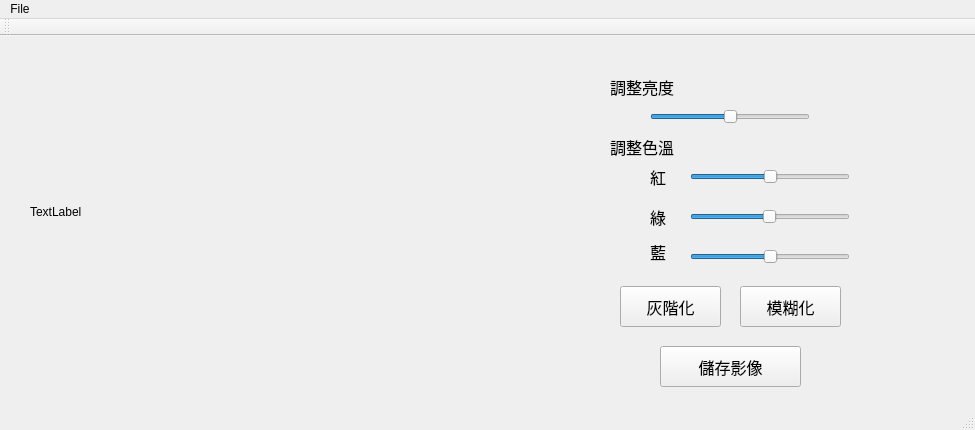
abbasid/QtCourse_ImageProcessing, file mainwindow.ui: the form before one commit.
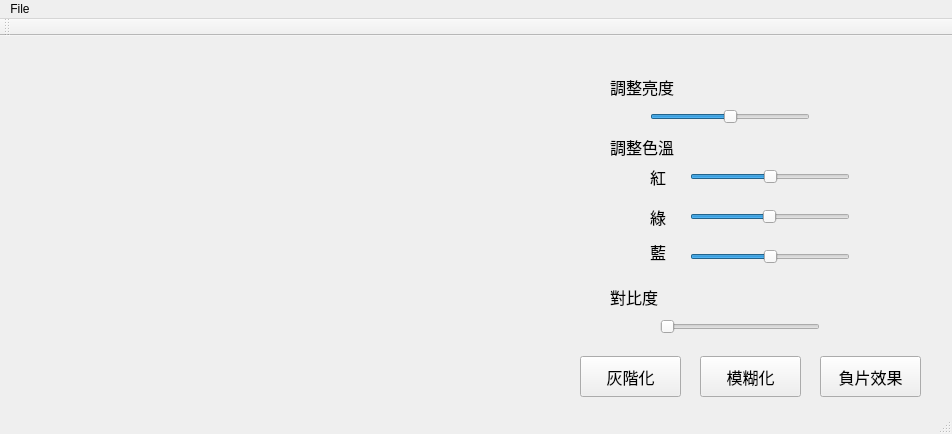
The form after the commit.

Commit message: unable to save the image, whenever I tried to use imwrite, program crashed.

Diff of the .ui file:
```diff
--- a/mainwindow.ui
+++ b/mainwindow.ui
@@ -6,8 +6,8 @@
    <rect>
     <x>0</x>
     <y>0</y>
-    <width>975</width>
-    <height>430</height>
+    <width>952</width>
+    <height>434</height>
    </rect>
   </property>
   <property name="windowTitle">
@@ -24,7 +24,7 @@
      </rect>
     </property>
     <property name="text">
-     <string>TextLabel</string>
+     <string/>
     </property>
    </widget>
    <widget class="QSlider" name="brightness">
@@ -106,8 +106,8 @@
    <widget class="QPushButton" name="grayscale">
     <property name="geometry">
      <rect>
-      <x>620</x>
-      <y>250</y>
+      <x>580</x>
+      <y>320</y>
       <width>101</width>
       <height>41</height>
      </rect>
@@ -124,8 +124,8 @@
    <widget class="QPushButton" name="blur">
     <property name="geometry">
      <rect>
-      <x>740</x>
-      <y>250</y>
+      <x>700</x>
+      <y>320</y>
       <width>101</width>
       <height>41</height>
      </rect>
@@ -139,24 +139,6 @@
      <string>模糊化</string>
     </property>
    </widget>
-   <widget class="QPushButton" name="save_Img">
-    <property name="geometry">
-     <rect>
-      <x>660</x>
-      <y>310</y>
-      <width>141</width>
-      <height>41</height>
-     </rect>
-    </property>
-    <property name="font">
-     <font>
-      <pointsize>12</pointsize>
-     </font>
-    </property>
-    <property name="text">
-     <string>儲存影像</string>
-    </property>
-   </widget>
    <widget class="QLabel" name="label_brightness">
     <property name="geometry">
      <rect>
@@ -247,13 +229,68 @@
      <string>藍</string>
     </property>
    </widget>
+   <widget class="QLabel" name="label_contrast">
+    <property name="geometry">
+     <rect>
+      <x>610</x>
+      <y>250</y>
+      <width>81</width>
+      <height>21</height>
+     </rect>
+    </property>
+    <property name="font">
+     <font>
+      <pointsize>12</pointsize>
+     </font>
+    </property>
+    <property name="text">
+     <string>對比度</string>
+    </property>
+   </widget>
+   <widget class="QSlider" name="contrast">
+    <property name="geometry">
+     <rect>
+      <x>660</x>
+      <y>280</y>
+      <width>160</width>
+      <height>22</height>
+     </rect>
+    </property>
+    <property name="minimum">
+     <number>1000</number>
+    </property>
+    <property name="maximum">
+     <number>2000</number>
+    </property>
+    <property name="orientation">
+     <enum>Qt::Horizontal</enum>
+    </property>
+   </widget>
+   <widget class="QPushButton" name="invert">
+    <property name="geometry">
+     <rect>
+      <x>820</x>
+      <y>320</y>
+      <width>101</width>
+      <height>41</height>
+     </rect>
+    </property>
+    <property name="font">
+     <font>
+      <pointsize>12</pointsize>
+     </font>
+    </property>
+    <property name="text">
+     <string>負片效果</string>
+    </property>
+   </widget>
   </widget>
   <widget class="QMenuBar" name="menuBar">
    <property name="geometry">
     <rect>
      <x>0</x>
      <y>0</y>
-     <width>975</width>
+     <width>952</width>
      <height>24</height>
     </rect>
    </property>
```
Left out of the diff: 6 changed lines with no effect on the pictures. The commit also changes 2 other files.
